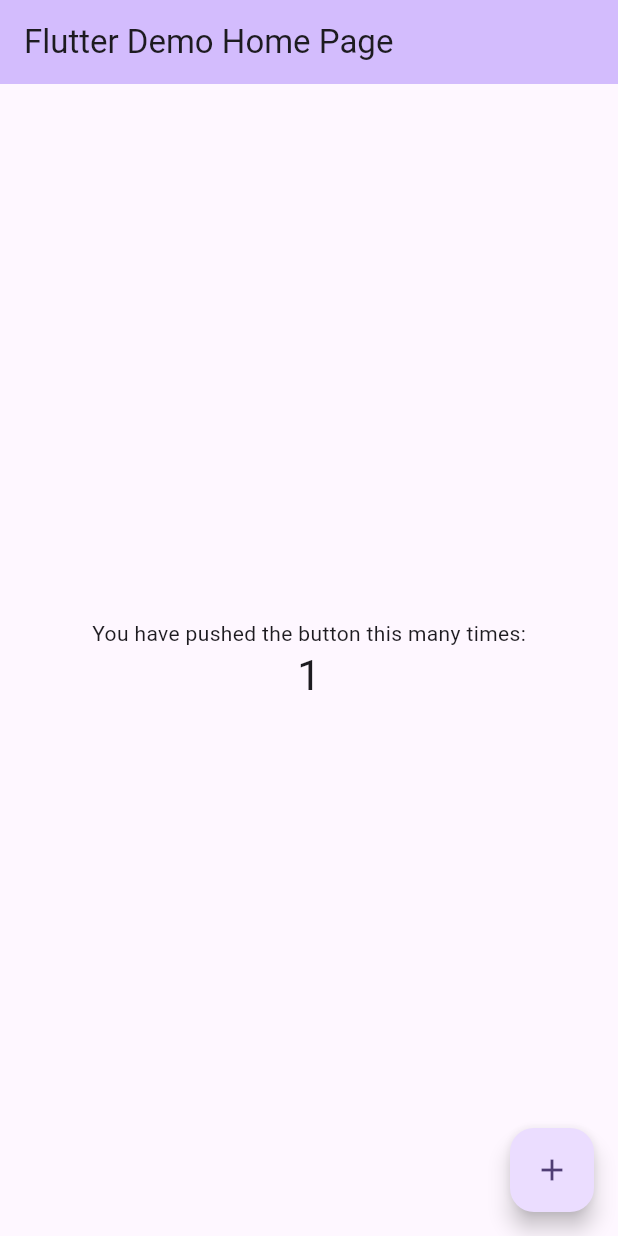
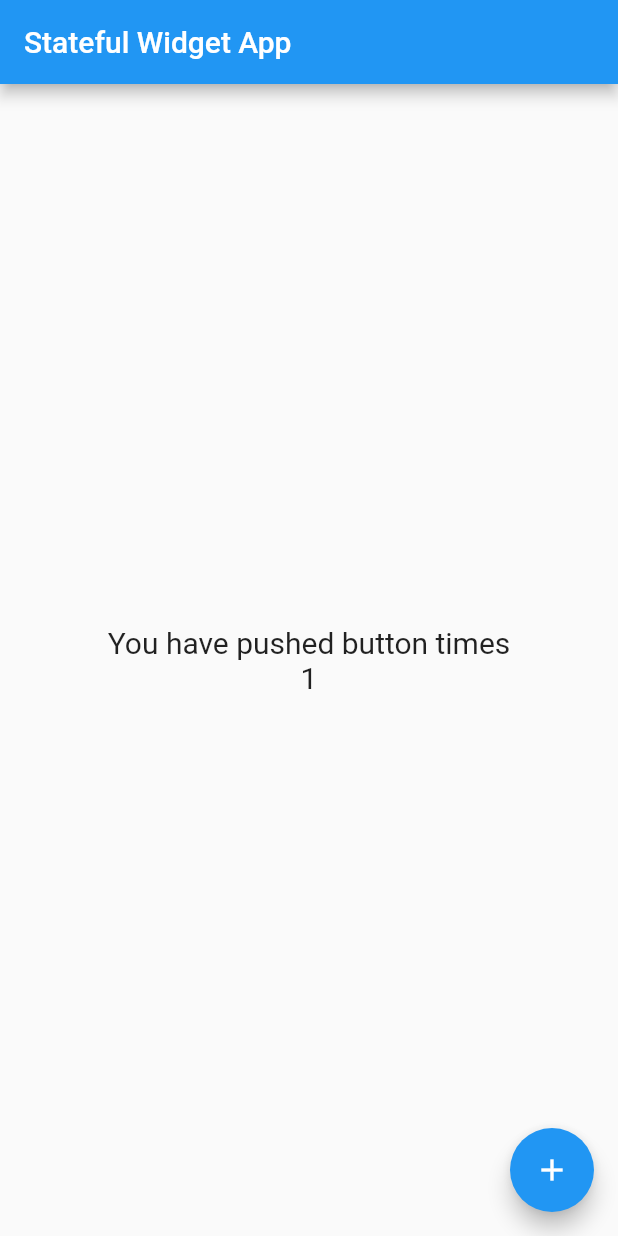
Before and after one commit to PoornaSenadheera100/Flutter-Fundamentals, a Flutter app: the screen it shows after launch, after a tap on the "add" icon, on a phone screen of 412 x 824 dp. Run offline on Flutter 3.47's test engine with Material 2 defaults, Android fonts, the phone set to English and light mode, and no system bars.

Commit message:
Implemented stateful widget

```diff
--- a/lib/main.dart
+++ b/lib/main.dart
@@ -7,119 +7,57 @@ void main() {
 class MyApp extends StatelessWidget {
   const MyApp({super.key});
 
-  // This widget is the root of your application.
   @override
   Widget build(BuildContext context) {
-    return MaterialApp(
-      title: 'Flutter Demo',
-      theme: ThemeData(
-        // This is the theme of your application.
-        //
-        // TRY THIS: Try running your application with "flutter run". You'll see
-        // the application has a blue toolbar. Then, without quitting the app,
-        // try changing the seedColor in the colorScheme below to Colors.green
-        // and then invoke "hot reload" (save your changes or press the "hot
-        // reload" button in a Flutter-supported IDE, or press "r" if you used
-        // the command line to start the app).
-        //
-        // Notice that the counter didn't reset back to zero; the application
-        // state is not lost during the reload. To reset the state, use hot
-        // restart instead.
-        //
-        // This works for code too, not just values: Most code changes can be
-        // tested with just a hot reload.
-        colorScheme: ColorScheme.fromSeed(seedColor: Colors.deepPurple),
-        useMaterial3: true,
-      ),
-      home: const MyHomePage(title: 'Flutter Demo Home Page'),
+    return const MaterialApp(
+      title: "Stateful Widget App",
+      home: HomePage(),
+      debugShowCheckedModeBanner: false,
     );
   }
 }
 
-class MyHomePage extends StatefulWidget {
-  const MyHomePage({super.key, required this.title});
-
-  // This widget is the home page of your application. It is stateful, meaning
-  // that it has a State object (defined below) that contains fields that affect
-  // how it looks.
-
-  // This class is the configuration for the state. It holds the values (in this
-  // case the title) provided by the parent (in this case the App widget) and
-  // used by the build method of the State. Fields in a Widget subclass are
-  // always marked "final".
-
-  final String title;
+class HomePage extends StatefulWidget {
+  const HomePage({super.key});
 
   @override
-  State<MyHomePage> createState() => _MyHomePageState();
+  State<HomePage> createState() => _HomePageState();
 }
 
-class _MyHomePageState extends State<MyHomePage> {
-  int _counter = 0;
+class _HomePageState extends State<HomePage> {
+  int count = 0;
 
-  void _incrementCounter() {
+  void increment(){
     setState(() {
-      // This call to setState tells the Flutter framework that something has
-      // changed in this State, which causes it to rerun the build method below
-      // so that the display can reflect the updated values. If we changed
-      // _counter without calling setState(), then the build method would not be
-      // called again, and so nothing would appear to happen.
-      _counter++;
+      count++;
     });
   }
 
   @override
   Widget build(BuildContext context) {
-    // This method is rerun every time setState is called, for instance as done
-    // by the _incrementCounter method above.
-    //
-    // The Flutter framework has been optimized to make rerunning build methods
-    // fast, so that you can just rebuild anything that needs updating rather
-    // than having to individually change instances of widgets.
     return Scaffold(
       appBar: AppBar(
-        // TRY THIS: Try changing the color here to a specific color (to
-        // Colors.amber, perhaps?) and trigger a hot reload to see the AppBar
-        // change color while the other colors stay the same.
-        backgroundColor: Theme.of(context).colorScheme.inversePrimary,
-        // Here we take the value from the MyHomePage object that was created by
-        // the App.build method, and use it to set our appbar title.
-        title: Text(widget.title),
+        title: const Text("Stateful Widget App"),
       ),
       body: Center(
-        // Center is a layout widget. It takes a single child and positions it
-        // in the middle of the parent.
         child: Column(
-          // Column is also a layout widget. It takes a list of children and
-          // arranges them vertically. By default, it sizes itself to fit its
-          // children horizontally, and tries to be as tall as its parent.
-          //
-          // Column has various properties to control how it sizes itself and
-          // how it positions its children. Here we use mainAxisAlignment to
-          // center the children vertically; the main axis here is the vertical
-          // axis because Columns are vertical (the cross axis would be
-          // horizontal).
-          //
-          // TRY THIS: Invoke "debug painting" (choose the "Toggle Debug Paint"
-          // action in the IDE, or press "p" in the console), to see the
-          // wireframe for each widget.
           mainAxisAlignment: MainAxisAlignment.center,
-          children: <Widget>[
+          children: [
             const Text(
-              'You have pushed the button this many times:',
+              "You have pushed button times",
+              style: TextStyle(fontSize: 20.0),
             ),
             Text(
-              '$_counter',
-              style: Theme.of(context).textTheme.headlineMedium,
+              "$count",
+              style: const TextStyle(fontSize: 20.0),
             ),
           ],
         ),
       ),
       floatingActionButton: FloatingActionButton(
-        onPressed: _incrementCounter,
-        tooltip: 'Increment',
-        child: const Icon(Icons.add),
-      ), // This trailing comma makes auto-formatting nicer for build methods.
+        onPressed: increment,
+        child: Icon(Icons.add),
+      ),
     );
   }
 }
```
